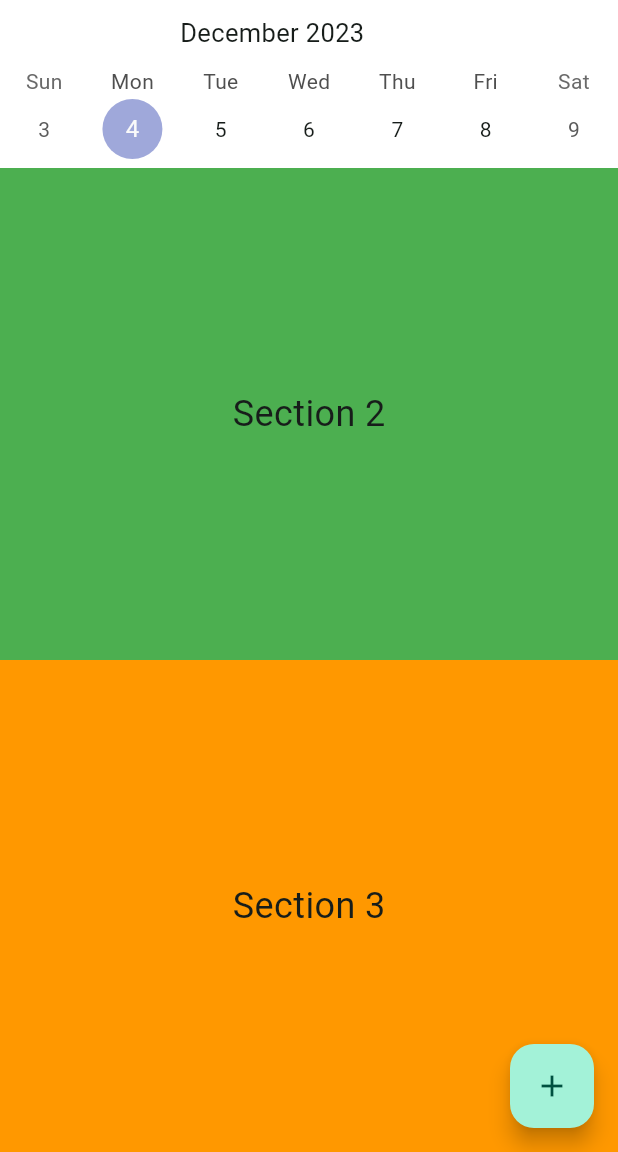
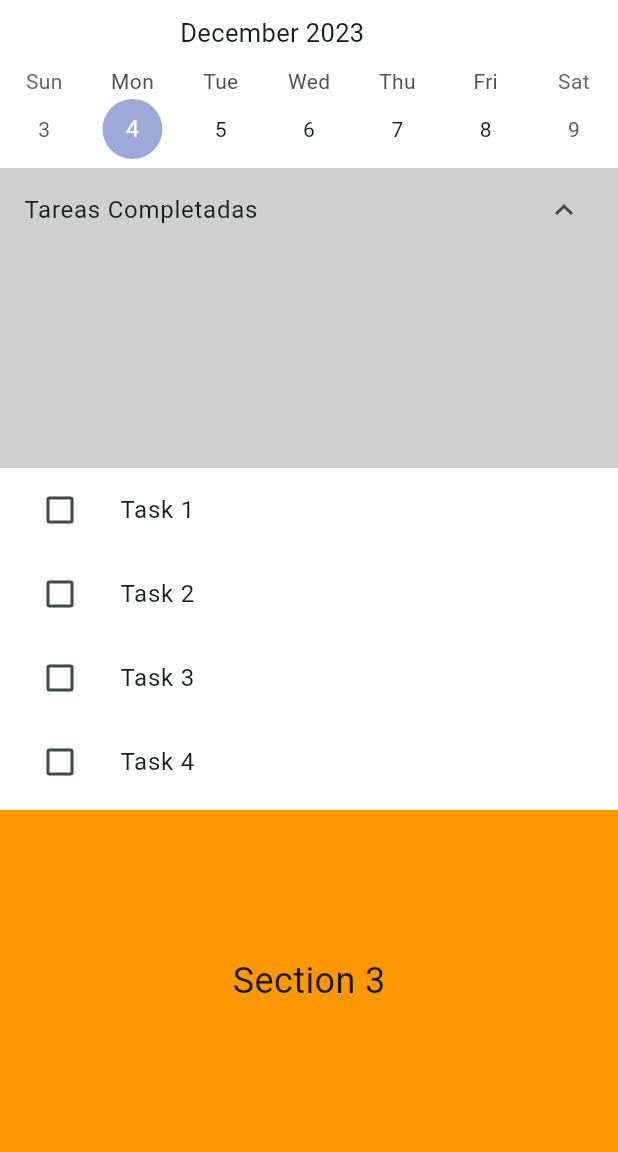
Before and after one commit to pabloboo/StudyPlanner, a Flutter app: the screen it shows after launch, on a phone screen of 412 x 824 dp, the part 84-1236 px from its top. Run offline on Flutter 3.47's test engine with Material 2 defaults, Android fonts, the phone set to English and light mode, and no system bars; drawn by our look-alikes of table_calendar.

Commit message:
Task completed list implementation

```diff
--- a/study_planner/lib/main.dart
+++ b/study_planner/lib/main.dart
@@ -1,5 +1,11 @@
+// ignore_for_file: prefer_const_constructors
+
 import 'package:flutter/material.dart';
 import 'package:table_calendar/table_calendar.dart';
+import 'package:study_planner/widgets/task_list_consumer.dart';
+import 'package:provider/provider.dart';
+import 'package:study_planner/providers/task_provider.dart';
+import 'package:study_planner/widgets/task_completed_list_consumer.dart';
 
 void main() {
   runApp(const MyApp());
@@ -11,7 +17,9 @@ class MyApp extends StatelessWidget {
   // Root widget of the application.
   @override
   Widget build(BuildContext context) {
-    return MaterialApp(
+    return ChangeNotifierProvider(
+      create: (context) => TaskProvider(), // Crea una instancia de TaskProvider
+      child: MaterialApp(
         title: 'Study Planner',
         theme: ThemeData(
           // Theme of the application.
@@ -19,6 +27,7 @@ class MyApp extends StatelessWidget {
           useMaterial3: true,
         ),
         home: const MyHomePage(title: 'Study Planner'),
+      ),
     );
   }
 }
@@ -34,14 +43,11 @@ class MyHomePage extends StatefulWidget {
 
 class _MyHomePageState extends State<MyHomePage> {
 
-  void _incrementCounter() {
-    setState(() {
-    });
-  }
-
   final CalendarFormat _calendarFormat = CalendarFormat.week;
   DateTime _focusedDay = DateTime.now();
   DateTime? _selectedDay;
+
+  bool _expanded = true;
 
   @override
   Widget build(BuildContext context) {
@@ -54,7 +60,7 @@ class _MyHomePageState extends State<MyHomePage> {
         title: Center(child: Text(widget.title)),
       ),
       body: Column(
-        mainAxisAlignment: MainAxisAlignment.spaceEvenly,
+        // mainAxisAlignment: MainAxisAlignment.spaceEvenly,
         children: <Widget>[
           Container(
             color: const Color.fromARGB(255, 255, 255, 255),
@@ -87,15 +93,23 @@ class _MyHomePageState extends State<MyHomePage> {
               ),
             ),
           ),
+          SizedBox(
+            height: _expanded ? 200 : 50,
+            child: Container(
+              color: const Color.fromARGB(255, 207, 207, 207),
+              child: const TaskListCompletedConsumer(),
+            ),
+          ),
+          // Expanded(
+          //   child: Container(
+          //     color: const Color.fromARGB(255, 207, 207, 207),
+          //     child: const TaskListCompletedConsumer(),
+          //   ),
+          // ),
           Expanded(
             child: Container(
-              color: Colors.green,
-              child: const Center(
-                child: Text(
-                  'Section 2',
-                  style: TextStyle(fontSize: 24),
-                ),
-              ),
+              color: const Color.fromARGB(255, 255, 255, 255),
+              child: TaskListConsumer(),
             ),
           ),
           Expanded(
@@ -111,11 +125,11 @@ class _MyHomePageState extends State<MyHomePage> {
           ),
         ],
       ),
-      floatingActionButton: FloatingActionButton(
-        onPressed: _incrementCounter,
-        tooltip: 'Increment',
-        child: const Icon(Icons.add),
-      ), // This trailing comma makes auto-formatting nicer for build methods.
+      // floatingActionButton: FloatingActionButton(
+      //   onPressed: () => (),
+      //   tooltip: 'Increment',
+      //   child: const Icon(Icons.add),
+      // ), // This trailing comma makes auto-formatting nicer for build methods.
     );
   }
 }
--- /dev/null
+++ b/study_planner/lib/models/task_model.dart
@@ -0,0 +1,9 @@
+class Task {
+  final String title;
+  bool isCompleted;
+
+  Task({
+    required this.title,
+    this.isCompleted = false,
+  });
+}
--- /dev/null
+++ b/study_planner/lib/providers/task_provider.dart
@@ -0,0 +1,21 @@
+import 'package:flutter/foundation.dart';
+import 'package:study_planner/models/task_model.dart';
+
+class TaskProvider extends ChangeNotifier {
+  // ignore: prefer_final_fields
+  List<Task> _tasks = [
+    Task(title: 'Task 1'),
+    Task(title: 'Task 2'),
+    Task(title: 'Task 3'),
+    Task(title: 'Task 4'),
+    // ... Agregar más tareas según sea necesario
+  ];
+
+  List<Task> get tasks => _tasks.where((task) => !task.isCompleted).toList();
+  List<Task> get completedTasks => _tasks.where((task) => task.isCompleted).toList();
+
+  void toggleTaskCompletion(Task task) {
+    task.isCompleted = !task.isCompleted;
+    notifyListeners();
+  }
+}
--- /dev/null
+++ b/study_planner/lib/screens/task_list.dart
@@ -0,0 +1,31 @@
+import 'package:flutter/material.dart';
+import 'package:study_planner/models/task_model.dart';
+
+class TaskList extends StatelessWidget {
+  final List<Task> tasks;
+  final Function(Task) onTaskToggle;
+
+  const TaskList({super.key,
+    required this.tasks,
+    required this.onTaskToggle,
+  });
+
+  @override
+  Widget build(BuildContext context) {
+    return ListView.builder(
+      itemCount: tasks.length,
+      itemBuilder: (context, index) {
+        final task = tasks[index];
+        return ListTile(
+          title: Text(task.title),
+          leading: Checkbox(
+            value: task.isCompleted,
+            onChanged: (_) {
+              onTaskToggle(task); // Llama a la función proporcionada para cambiar el estado de la tarea
+            },
+          ),
+        );
+      },
+    );
+  }
+}
--- /dev/null
+++ b/study_planner/lib/widgets/task_completed_list_consumer.dart
@@ -0,0 +1,47 @@
+import 'package:flutter/material.dart';
+import 'package:study_planner/providers/task_provider.dart';
+import 'package:provider/provider.dart';
+import 'package:study_planner/screens/task_list.dart';
+
+class TaskListCompletedConsumer extends StatefulWidget {
+
+  const TaskListCompletedConsumer({Key? key}) : super(key: key);
+
+  @override
+  State<TaskListCompletedConsumer> createState() => _TaskListCompletedConsumerState();
+}
+
+class _TaskListCompletedConsumerState extends State<TaskListCompletedConsumer> {
+  bool _isExpanded = true;
+
+  @override
+  Widget build(BuildContext context) {
+    return Consumer<TaskProvider>(
+      builder: (context, taskProvider, _) {
+        return Column(
+          crossAxisAlignment: CrossAxisAlignment.stretch,
+          children: <Widget>[
+            ListTile(
+              title: const Text('Tareas Completadas'),
+              trailing: Icon(_isExpanded ? Icons.expand_less : Icons.expand_more),
+              onTap: () {
+                setState(() {
+                  _isExpanded = !_isExpanded;
+                });
+              },
+            ),
+            if (_isExpanded)
+              Expanded(
+                child: TaskList(
+                  tasks: taskProvider.completedTasks,
+                  onTaskToggle: (task) {
+                    taskProvider.toggleTaskCompletion(task);
+                  },
+                ),
+              ),
+          ],
+        );
+      },
+    );
+  }
+}
--- /dev/null
+++ b/study_planner/lib/widgets/task_list_consumer.dart
@@ -0,0 +1,22 @@
+import 'package:flutter/material.dart';
+import 'package:study_planner/providers/task_provider.dart';
+import 'package:provider/provider.dart';
+import 'package:study_planner/screens/task_list.dart';
+
+class TaskListConsumer extends StatelessWidget {
+  const TaskListConsumer({super.key});
+
+  @override
+  Widget build(BuildContext context) {
+    return Consumer<TaskProvider>(
+      builder: (context, taskProvider, _) {
+        return TaskList(
+          tasks: taskProvider.tasks,
+          onTaskToggle: (task) {
+            taskProvider.toggleTaskCompletion(task);
+          },
+        );
+      },
+    );
+  }
+}
--- a/study_planner/pubspec.yaml
+++ b/study_planner/pubspec.yaml
@@ -31,6 +31,7 @@ dependencies:
   flutter:
     sdk: flutter
   table_calendar: ^3.0.0
+  provider: ^5.0.0
 
 
   # The following adds the Cupertino Icons font to your application.
```
Also changed, not shown: study_planner/pubspec.lock. Lines whose indentation alone changed are shown as unchanged.
